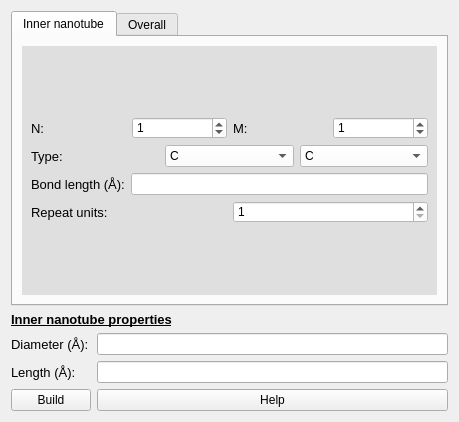
The window that furiousatoms/forms/MWNT.ui (nasimanousheh/furious-atoms) describes before a commit, drawn with Qt 5.
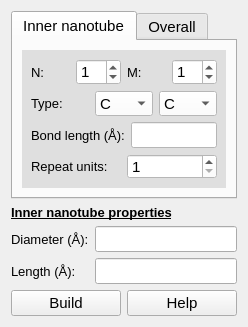
The same window after the commit.

Commit message: Reduced the fonts

Diff of the .ui file:
```diff
--- a/furiousatoms/forms/MWNT.ui
+++ b/furiousatoms/forms/MWNT.ui
@@ -2,20 +2,69 @@
 <ui version="4.0">
  <class>Ui_Form_SMNT</class>
  <widget class="QWidget" name="Ui_Form_SMNT">
+  <property name="enabled">
+   <bool>true</bool>
+  </property>
   <property name="geometry">
    <rect>
     <x>0</x>
     <y>0</y>
-    <width>459</width>
-    <height>422</height>
+    <width>248</width>
+    <height>327</height>
    </rect>
   </property>
+  <property name="sizePolicy">
+   <sizepolicy hsizetype="Fixed" vsizetype="Fixed">
+    <horstretch>0</horstretch>
+    <verstretch>0</verstretch>
+   </sizepolicy>
+  </property>
+  <property name="minimumSize">
+   <size>
+    <width>248</width>
+    <height>327</height>
+   </size>
+  </property>
+  <property name="maximumSize">
+   <size>
+    <width>248</width>
+    <height>327</height>
+   </size>
+  </property>
+  <property name="sizeIncrement">
+   <size>
+    <width>248</width>
+    <height>327</height>
+   </size>
+  </property>
+  <property name="baseSize">
+   <size>
+    <width>248</width>
+    <height>327</height>
+   </size>
+  </property>
+  <property name="font">
+   <font>
+    <pointsize>11</pointsize>
+   </font>
+  </property>
   <property name="windowTitle">
    <string>Form</string>
   </property>
-  <layout class="QGridLayout" name="gridLayout_7">
-   <item row="0" column="0">
+  <layout class="QGridLayout" name="gridLayout_8">
+   <item row="0" column="0" colspan="2">
     <widget class="QTabWidget" name="tabWidget">
+     <property name="maximumSize">
+      <size>
+       <width>246</width>
+       <height>195</height>
+      </size>
+     </property>
+     <property name="font">
+      <font>
+       <pointsize>11</pointsize>
+      </font>
+     </property>
      <property name="currentIndex">
       <number>0</number>
      </property>
@@ -23,25 +72,19 @@
       <attribute name="title">
        <string>Inner nanotube</string>
       </attribute>
-      <layout class="QGridLayout" name="gridLayout_5">
-       <item row="0" column="0">
-        <widget class="QWidget" name="SMNT" native="true">
-         <property name="autoFillBackground">
-          <bool>false</bool>
-         </property>
-         <property name="styleSheet">
-          <string notr="true">background-color: rgb(223, 223, 223);</string>
-         </property>
-         <layout class="QGridLayout" name="gridLayout_16">
-          <item row="0" column="0">
-           <layout class="QGridLayout" name="gridLayout_15">
-            <item row="0" column="0">
-             <layout class="QGridLayout" name="gridLayout_14">
-              <item row="0" column="0">
-               <layout class="QGridLayout" name="gridLayout_13">
-                <item row="0" column="0">
                  <layout class="QGridLayout" name="gridLayout_2">
                   <item row="0" column="0">
+        <widget class="QWidget" name="SMNT" native="true">
+         <property name="autoFillBackground">
+          <bool>false</bool>
+         </property>
+         <property name="styleSheet">
+          <string notr="true">background-color: rgb(223, 223, 223);</string>
+         </property>
+         <layout class="QGridLayout" name="gridLayout_12">
+          <item row="0" column="0">
+           <layout class="QGridLayout" name="gridLayout_7">
+            <item row="0" column="0">
                    <widget class="QLabel" name="label_chirality_N_MWNT">
                     <property name="font">
                      <font>
@@ -55,6 +98,11 @@
                   </item>
                   <item row="0" column="1">
                    <widget class="QSpinBox" name="spinBox_chirality_N_MWNT">
+              <property name="font">
+               <font>
+                <pointsize>11</pointsize>
+               </font>
+              </property>
                     <property name="styleSheet">
                      <string notr="true">background-color: rgb(255, 255, 255);</string>
                     </property>
@@ -77,6 +125,11 @@
                   </item>
                   <item row="0" column="3">
                    <widget class="QSpinBox" name="spinBox_chirality_M_MWNT">
+              <property name="font">
+               <font>
+                <pointsize>11</pointsize>
+               </font>
+              </property>
                     <property name="styleSheet">
                      <string notr="true">background-color: rgb(255, 255, 255);</string>
                     </property>
@@ -88,7 +141,7 @@
                  </layout>
                 </item>
                 <item row="1" column="0">
-                 <layout class="QGridLayout" name="gridLayout_10">
+           <layout class="QGridLayout" name="gridLayout_5">
                   <item row="0" column="0">
                    <widget class="QLabel" name="label_type_MWNT">
                     <property name="font">
@@ -103,6 +156,11 @@
                   </item>
                   <item row="0" column="1">
                    <widget class="QComboBox" name="comboBox_type1_MWNT">
+              <property name="font">
+               <font>
+                <pointsize>11</pointsize>
+               </font>
+              </property>
                     <property name="styleSheet">
                      <string notr="true">background-color: rgb(255, 255, 255);</string>
                     </property>
@@ -125,6 +183,11 @@
                   </item>
                   <item row="0" column="2">
                    <widget class="QComboBox" name="comboBox_type2_MWNT">
+              <property name="font">
+               <font>
+                <pointsize>11</pointsize>
+               </font>
+              </property>
                     <property name="styleSheet">
                      <string notr="true">background-color: rgb(255, 255, 255);</string>
                     </property>
@@ -147,10 +210,8 @@
                   </item>
                  </layout>
                 </item>
-               </layout>
-              </item>
-              <item row="1" column="0">
-               <layout class="QGridLayout" name="gridLayout_12">
+          <item row="2" column="0">
+           <layout class="QGridLayout" name="gridLayout_10">
                 <item row="0" column="0">
                  <widget class="QLabel" name="label_bond_length_MWNT">
                   <property name="font">
@@ -165,6 +226,11 @@
                 </item>
                 <item row="0" column="1">
                  <widget class="QLineEdit" name="lineEdit_bond_length_MWNT">
+              <property name="font">
+               <font>
+                <pointsize>11</pointsize>
+               </font>
+              </property>
                   <property name="styleSheet">
                    <string notr="true">background-color: rgb(255, 255, 255);</string>
                   </property>
@@ -175,9 +241,7 @@
                 </item>
                </layout>
               </item>
-             </layout>
-            </item>
-            <item row="1" column="0">
+          <item row="3" column="0">
              <layout class="QGridLayout" name="gridLayout_11">
               <item row="0" column="0">
                <widget class="QLabel" name="label_repeat_units_MWNT">
@@ -193,6 +257,11 @@
               </item>
               <item row="0" column="1">
                <widget class="QSpinBox" name="spinBox_repeat_units_MWNT">
+              <property name="font">
+               <font>
+                <pointsize>11</pointsize>
+               </font>
+              </property>
                 <property name="styleSheet">
                  <string notr="true">background-color: rgb(255, 255, 255);</string>
                 </property>
@@ -200,8 +269,6 @@
                  <number>1</number>
                 </property>
                </widget>
-              </item>
-             </layout>
             </item>
            </layout>
           </item>
@@ -223,9 +290,7 @@
          <property name="styleSheet">
           <string notr="true">background-color: rgb(223, 223, 223);</string>
          </property>
-         <layout class="QGridLayout" name="gridLayout_9">
-          <item row="0" column="0">
-           <layout class="QGridLayout" name="gridLayout_8">
+         <layout class="QGridLayout" name="gridLayout_4">
             <item row="0" column="0">
              <layout class="QGridLayout" name="gridLayout_3">
               <item row="0" column="0">
@@ -242,6 +307,11 @@
               </item>
               <item row="0" column="1">
                <widget class="QSpinBox" name="spinBox_num_walls_MWNT">
+              <property name="font">
+               <font>
+                <pointsize>11</pointsize>
+               </font>
+              </property>
                 <property name="styleSheet">
                  <string notr="true">background-color: rgb(255, 255, 255);</string>
                 </property>
@@ -256,11 +326,7 @@
                 </property>
                </widget>
               </item>
-             </layout>
-            </item>
             <item row="1" column="0">
-             <layout class="QGridLayout" name="gridLayout_4">
-              <item row="0" column="0">
                <widget class="QLabel" name="label_wall_separation_MWNT">
                 <property name="font">
                  <font>
@@ -272,8 +338,13 @@
                 </property>
                </widget>
               </item>
-              <item row="0" column="1">
-               <widget class="QLineEdit" name="lineEdit_bond_length_SWNT_3">
+            <item row="1" column="1">
+             <widget class="QLineEdit" name="lineEdit_wall_separation_MWNT">
+              <property name="font">
+               <font>
+                <pointsize>11</pointsize>
+               </font>
+              </property>
                 <property name="styleSheet">
                  <string notr="true">background-color: rgb(255, 255, 255);</string>
                 </property>
@@ -285,17 +356,16 @@
              </layout>
             </item>
            </layout>
-          </item>
-         </layout>
-        </widget>
-       </item>
-      </layout>
-     </widget>
     </widget>
    </item>
    <item row="1" column="0">
-    <layout class="QGridLayout" name="gridLayout">
-     <item row="0" column="0" colspan="2">
+        <layout class="QVBoxLayout" name="verticalLayout"/>
+       </item>
+      </layout>
+     </widget>
+    </widget>
+   </item>
+   <item row="1" column="0" colspan="2">
       <widget class="QLabel" name="label_properties_MWNT">
        <property name="font">
         <font>
@@ -310,7 +380,7 @@
        </property>
       </widget>
      </item>
-     <item row="1" column="0">
+   <item row="2" column="0">
       <widget class="QLabel" name="Diameter_MWNT">
        <property name="font">
         <font>
@@ -322,8 +392,13 @@
        </property>
       </widget>
      </item>
-     <item row="1" column="1">
+   <item row="2" column="1">
       <widget class="QLineEdit" name="lineEdit_diameter_MWNT">
+     <property name="font">
+      <font>
+       <pointsize>11</pointsize>
+      </font>
+     </property>
        <property name="acceptDrops">
         <bool>false</bool>
        </property>
@@ -341,7 +416,7 @@
        </property>
       </widget>
      </item>
-     <item row="2" column="0">
+   <item row="3" column="0">
       <widget class="QLabel" name="label_length_MWNT">
        <property name="font">
         <font>
@@ -353,8 +428,13 @@
        </property>
       </widget>
      </item>
-     <item row="2" column="1">
+   <item row="3" column="1">
       <widget class="QLineEdit" name="lineEdit_length_MWNT">
+     <property name="font">
+      <font>
+       <pointsize>11</pointsize>
+      </font>
+     </property>
        <property name="acceptDrops">
         <bool>false</bool>
        </property>
@@ -372,15 +452,27 @@
        </property>
       </widget>
      </item>
-     <item row="3" column="0">
+   <item row="4" column="0" colspan="2">
+    <layout class="QGridLayout" name="gridLayout">
+     <item row="0" column="0">
       <widget class="QPushButton" name="pushButton_build_MWNT">
+       <property name="font">
+        <font>
+         <pointsize>11</pointsize>
+        </font>
+       </property>
        <property name="text">
         <string>Build</string>
        </property>
       </widget>
      </item>
-     <item row="3" column="1">
+     <item row="0" column="1">
       <widget class="QPushButton" name="pushButton_help_build_MWNT">
+       <property name="font">
+        <font>
+         <pointsize>11</pointsize>
+        </font>
+       </property>
        <property name="text">
         <string>Help</string>
        </property>
```
Lines whose indentation alone changed are shown as unchanged. The commit also changes 1 other file.
